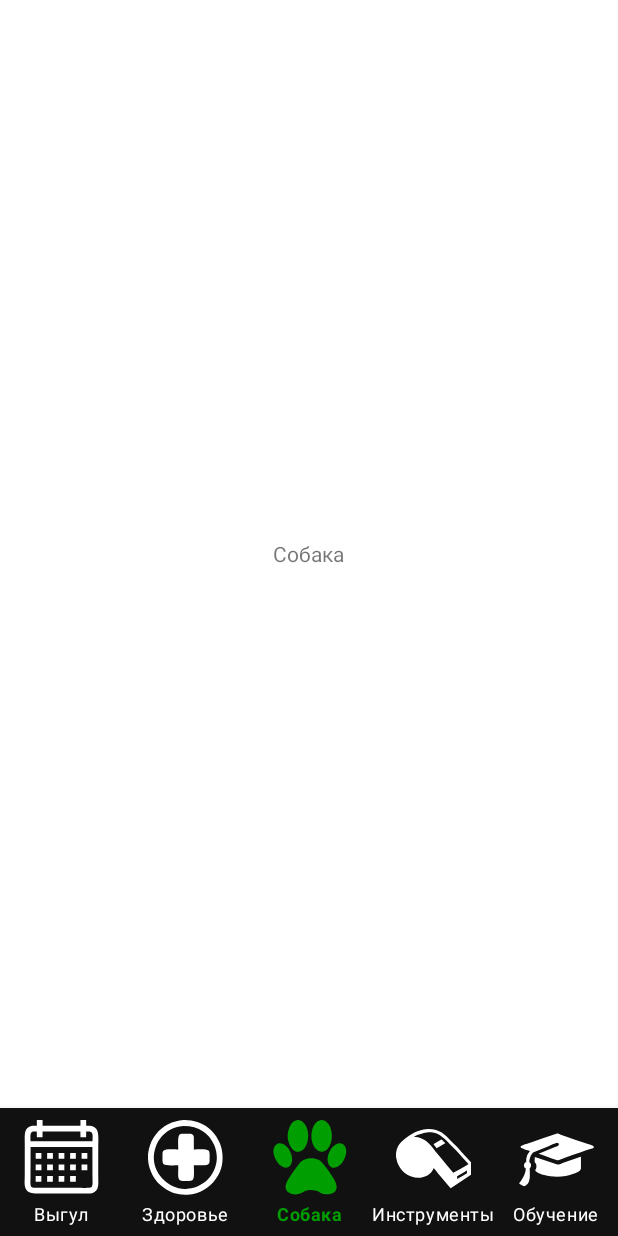
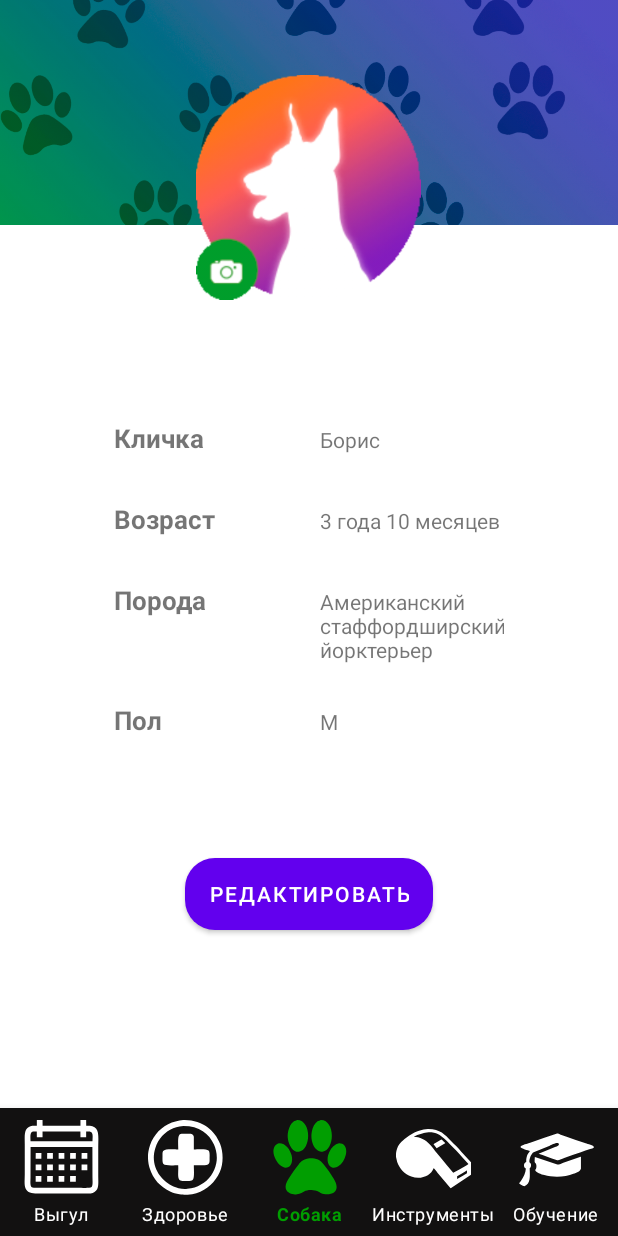
Before and after one commit to ferr4h/Woof-woof, an Android app: the screen it shows after launch (MainActivity), item 3 of the bottom bar chosen, on a phone screen of 412 x 824 dp. Run offline under Robolectric (Android 15) with nearby library versions, the phone set to English and light mode, and no system bars.

Commit message:
Profile fragments added

```diff
--- a/app/src/main/java/com/example/woof_woof/HomeFragment.java
+++ /dev/null
@@ -1,64 +0,0 @@
-package com.example.woof_woof;
-
-import android.os.Bundle;
-
-import androidx.fragment.app.Fragment;
-
-import android.view.LayoutInflater;
-import android.view.View;
-import android.view.ViewGroup;
-
-/**
- * A simple {@link Fragment} subclass.
- * Use the {@link HomeFragment#newInstance} factory method to
- * create an instance of this fragment.
- */
-public class HomeFragment extends Fragment {
-
-    // TODO: Rename parameter arguments, choose names that match
-    // the fragment initialization parameters, e.g. ARG_ITEM_NUMBER
-    private static final String ARG_PARAM1 = "param1";
-    private static final String ARG_PARAM2 = "param2";
-
-    // TODO: Rename and change types of parameters
-    private String mParam1;
-    private String mParam2;
-
-    public HomeFragment() {
-        // Required empty public constructor
-    }
-
-    /**
-     * Use this factory method to create a new instance of
-     * this fragment using the provided parameters.
-     *
-     * @param param1 Parameter 1.
-     * @param param2 Parameter 2.
-     * @return A new instance of fragment HomeFragment.
-     */
-    // TODO: Rename and change types and number of parameters
-    public static HomeFragment newInstance(String param1, String param2) {
-        HomeFragment fragment = new HomeFragment();
-        Bundle args = new Bundle();
-        args.putString(ARG_PARAM1, param1);
-        args.putString(ARG_PARAM2, param2);
-        fragment.setArguments(args);
-        return fragment;
-    }
-
-    @Override
-    public void onCreate(Bundle savedInstanceState) {
-        super.onCreate(savedInstanceState);
-        if (getArguments() != null) {
-            mParam1 = getArguments().getString(ARG_PARAM1);
-            mParam2 = getArguments().getString(ARG_PARAM2);
-        }
-    }
-
-    @Override
-    public View onCreateView(LayoutInflater inflater, ViewGroup container,
-                             Bundle savedInstanceState) {
-        // Inflate the layout for this fragment
-        return inflater.inflate(R.layout.fragment_home, container, false);
-    }
-}
--- a/app/src/main/java/com/example/woof_woof/MainActivity.java
+++ b/app/src/main/java/com/example/woof_woof/MainActivity.java
@@ -3,6 +3,9 @@ package com.example.woof_woof;
 import android.os.Bundle;
 import androidx.appcompat.app.AppCompatActivity;
 import com.example.woof_woof.databinding.ActivityMainBinding;
+import com.example.woof_woof.home.HomeFragment;
+import com.example.woof_woof.tools.ToolsFragment;
+
 import androidx.fragment.app.Fragment;
 import androidx.fragment.app.FragmentManager;
 import androidx.fragment.app.FragmentTransaction;
--- /dev/null
+++ b/app/src/main/java/com/example/woof_woof/home/FragmentChangeListener.java
@@ -0,0 +1,7 @@
+package com.example.woof_woof.home;
+
+import androidx.fragment.app.Fragment;
+
+public interface FragmentChangeListener {
+    void replaceFragment(Fragment fragment);
+}
--- /dev/null
+++ b/app/src/main/java/com/example/woof_woof/home/HomeFragment.java
@@ -0,0 +1,32 @@
+package com.example.woof_woof.home;
+
+import android.os.Bundle;
+
+import androidx.fragment.app.Fragment;
+import androidx.fragment.app.FragmentManager;
+import androidx.fragment.app.FragmentTransaction;
+
+import android.view.LayoutInflater;
+import android.view.View;
+import android.view.ViewGroup;
+
+import com.example.woof_woof.R;
+import com.example.woof_woof.databinding.FragmentHomeBinding;
+
+public class HomeFragment extends Fragment implements FragmentChangeListener{
+
+    FragmentHomeBinding binding;
+
+    @Override
+    public View onCreateView(LayoutInflater inflater, ViewGroup container, Bundle savedInstanceState) {
+        binding = FragmentHomeBinding.inflate(inflater, container, false);
+        replaceFragment(new ProfileFragment());
+        return binding.getRoot();
+    }
+    public void replaceFragment(Fragment fragment){
+        FragmentManager fm = getChildFragmentManager();
+        FragmentTransaction ft = fm.beginTransaction();
+        ft.replace(R.id.fragmentLayout, fragment);
+        ft.commit();
+    }
+}
--- /dev/null
+++ b/app/src/main/java/com/example/woof_woof/home/ProfileFragment.java
@@ -0,0 +1,34 @@
+package com.example.woof_woof.home;
+
+import android.os.Bundle;
+
+import androidx.fragment.app.Fragment;
+import android.widget.FrameLayout;
+
+import android.view.LayoutInflater;
+import android.view.View;
+import android.view.ViewGroup;
+
+import androidx.fragment.app.Fragment;
+import androidx.fragment.app.FragmentManager;
+import androidx.fragment.app.FragmentTransaction;
+
+import com.example.woof_woof.R;
+import com.example.woof_woof.databinding.FragmentProfileBinding;
+
+public class ProfileFragment extends Fragment implements View.OnClickListener{
+
+    FragmentProfileBinding binding;
+
+    @Override
+    public View onCreateView(LayoutInflater inflater, ViewGroup container, Bundle savedInstanceState) {
+        binding = FragmentProfileBinding.inflate(inflater, container, false);
+        binding.changeButton.setOnClickListener(this);
+        return binding.getRoot();
+    }
+    @Override
+    public void onClick(View view) {
+        FragmentChangeListener fc = (FragmentChangeListener) getParentFragment();
+        fc.replaceFragment(new ChangeProfileFragment());
+    }
+}
--- a/app/src/main/java/com/example/woof_woof/ClickerFragment.java
+++ b/app/src/main/java/com/example/woof_woof/tools/ClickerFragment.java
@@ -1,4 +1,4 @@
-package com.example.woof_woof;
+package com.example.woof_woof.tools;
 
 import android.os.Bundle;
 
@@ -11,6 +11,7 @@ import android.view.View;
 import android.view.MotionEvent;
 import android.view.ViewGroup;
 
+import com.example.woof_woof.R;
 import com.example.woof_woof.databinding.FragmentClickerBinding;
 
 public class ClickerFragment extends Fragment {
--- a/app/src/main/java/com/example/woof_woof/ToolsFragment.java
+++ b/app/src/main/java/com/example/woof_woof/tools/ToolsFragment.java
@@ -1,18 +1,16 @@
-package com.example.woof_woof;
+package com.example.woof_woof.tools;
 
-import android.graphics.Color;
 import android.os.Bundle;
 
 import androidx.fragment.app.Fragment;
 import androidx.fragment.app.FragmentManager;
 import androidx.fragment.app.FragmentTransaction;
 
-import android.widget.Button;
-
 import android.view.LayoutInflater;
 import android.view.View;
 import android.view.ViewGroup;
 
+import com.example.woof_woof.R;
 import com.example.woof_woof.databinding.FragmentToolsBinding;
 
 public class ToolsFragment extends Fragment {
--- a/app/src/main/java/com/example/woof_woof/WhistleFragment.java
+++ b/app/src/main/java/com/example/woof_woof/tools/WhistleFragment.java
@@ -1,4 +1,4 @@
-package com.example.woof_woof;
+package com.example.woof_woof.tools;
 
 import android.os.Bundle;
 
@@ -11,6 +11,7 @@ import android.view.MotionEvent;
 import android.view.View;
 import android.view.ViewGroup;
 
+import com.example.woof_woof.R;
 import com.example.woof_woof.databinding.FragmentWhistleBinding;
 
 
--- a/app/src/main/res/drawable/buttons_style.xml
+++ b/app/src/main/res/drawable/buttons_style.xml
@@ -1,4 +1,8 @@
 <shape xmlns:android="http://schemas.android.com/apk/res/android"
     android:shape="rectangle">
     <corners android:radius="20dp" />
+    <gradient android:angle="45"
+    android:startColor="#5fcf2d"
+    android:endColor="#4644e5"
+    android:type="linear" />
 </shape>
--- /dev/null
+++ b/app/src/main/res/drawable/edit_text_style.xml
@@ -0,0 +1,5 @@
+<shape xmlns:android="http://schemas.android.com/apk/res/android"
+    android:shape="rectangle">
+    <corners android:radius="10dp" />
+    <solid android:color="#dddddd" />
+</shape>
--- a/app/src/main/res/layout/fragment_clicker.xml
+++ b/app/src/main/res/layout/fragment_clicker.xml
@@ -4,7 +4,7 @@
     xmlns:tools="http://schemas.android.com/tools"
     android:layout_width="match_parent"
     android:layout_height="match_parent"
-    tools:context=".ClickerFragment">
+    tools:context=".tools.ClickerFragment">
 
     <ImageView
         android:id="@+id/clicker"
--- a/app/src/main/res/layout/fragment_home.xml
+++ b/app/src/main/res/layout/fragment_home.xml
@@ -1,15 +1,15 @@
 <?xml version="1.0" encoding="utf-8"?>
-<FrameLayout xmlns:android="http://schemas.android.com/apk/res/android"
+<RelativeLayout xmlns:android="http://schemas.android.com/apk/res/android"
     xmlns:tools="http://schemas.android.com/tools"
     android:layout_width="match_parent"
     android:layout_height="match_parent"
-    tools:context=".HomeFragment">
+    tools:context=".home.HomeFragment">
 
-    <!-- TODO: Update blank fragment layout -->
-    <TextView
-        android:layout_width="wrap_content"
-        android:layout_height="wrap_content"
-        android:text="Собака"
-        android:layout_gravity="center"/>
+    <FrameLayout
+        android:id="@+id/fragmentLayout"
+        android:layout_width="match_parent"
+        android:layout_height="match_parent">
+    </FrameLayout>
 
-</FrameLayout>
+
+</RelativeLayout>
--- /dev/null
+++ b/app/src/main/res/layout/fragment_profile.xml
@@ -0,0 +1,130 @@
+<?xml version="1.0" encoding="utf-8"?>
+<LinearLayout xmlns:android="http://schemas.android.com/apk/res/android"
+    xmlns:tools="http://schemas.android.com/tools"
+    android:orientation="vertical"
+    android:layout_width="match_parent"
+    android:layout_height="match_parent"
+    tools:context=".home.ProfileFragment">
+
+    <RelativeLayout
+        android:layout_width="match_parent"
+        android:layout_height="200dp"
+        android:layout_gravity="top">
+
+        <ImageView
+            android:id="@+id/titleBackgroundImage"
+            android:layout_width="match_parent"
+            android:layout_height="150dp"
+            android:scaleType="centerCrop"
+            android:src="@drawable/main_title_bg"/>
+
+        <ImageView
+            android:id="@+id/profileImage"
+            android:layout_width="150dp"
+            android:layout_height="150dp"
+            android:layout_centerVertical="true"
+            android:layout_alignParentBottom="true"
+            android:layout_centerHorizontal="true"
+            android:src="@drawable/profile_image" />
+
+    </RelativeLayout>
+
+    <GridLayout
+        android:id="@+id/gridLayout"
+        android:layout_width="260dp"
+        android:layout_height="wrap_content"
+        android:columnCount="2"
+        android:rowCount="4"
+        android:orientation="horizontal"
+        android:layout_gravity="center"
+        android:layout_marginTop="80dp">
+
+        <TextView
+            android:layout_width="wrap_content"
+            android:layout_height="wrap_content"
+            android:text="@string/name"
+            android:layout_row="0"
+            android:layout_column="0"
+            android:textSize="17sp"
+            android:textStyle="bold"
+            android:layout_marginEnd="70dp"
+            android:layout_marginBottom="30dp" />
+
+        <TextView
+            android:layout_width="wrap_content"
+            android:layout_height="wrap_content"
+            android:text="Борис"
+            android:layout_row="0"
+            android:layout_column="1"
+            android:layout_marginBottom="30dp" />
+
+        <TextView
+            android:layout_width="wrap_content"
+            android:layout_height="wrap_content"
+            android:text="@string/age"
+            android:layout_row="1"
+            android:layout_column="0"
+            android:textSize="17sp"
+            android:textStyle="bold"
+            android:layout_marginEnd="70dp"
+            android:layout_marginBottom="30dp" />
+
+        <TextView
+            android:layout_width="wrap_content"
+            android:layout_height="wrap_content"
+            android:text="3 года 10 месяцев"
+            android:layout_row="1"
+            android:layout_column="1"
+            android:layout_marginBottom="25dp" />
+
+        <TextView
+            android:layout_width="wrap_content"
+            android:layout_height="wrap_content"
+            android:text="@string/breed"
+            android:layout_row="2"
+            android:layout_column="0"
+            android:textSize="17sp"
+            android:textStyle="bold"
+            android:layout_marginEnd="70dp"
+            android:layout_marginBottom="30dp" />
+
+        <TextView
+            android:layout_width="125dp"
+            android:layout_height="wrap_content"
+            android:text="Американский стаффордширский йорктерьер"
+            android:layout_row="2"
+            android:layout_column="1"
+            android:breakStrategy="simple"
+            android:hyphenationFrequency="none"
+            android:layout_marginBottom="25dp" />
+
+        <TextView
+            android:layout_width="wrap_content"
+            android:layout_height="wrap_content"
+            android:text="@string/sex"
+            android:layout_row="3"
+            android:layout_column="0"
+            android:textSize="17sp"
+            android:textStyle="bold"
+            android:layout_marginEnd="70dp"
+            android:layout_marginBottom="30dp" />
+
+        <TextView
+            android:layout_width="wrap_content"
+            android:layout_height="wrap_content"
+            android:text="М"
+            android:layout_row="3"
+            android:layout_column="1"
+            android:layout_marginBottom="25dp" />
+    </GridLayout>
+
+    <Button
+        android:id="@+id/changeButton"
+        android:layout_width="wrap_content"
+        android:layout_height="wrap_content"
+        android:layout_marginTop="50dp"
+        android:text="@string/change"
+        android:layout_gravity="center"
+        android:background="@drawable/buttons_style"/>
+
+</LinearLayout>
--- a/app/src/main/res/layout/fragment_tools.xml
+++ b/app/src/main/res/layout/fragment_tools.xml
@@ -4,7 +4,7 @@
     xmlns:tools="http://schemas.android.com/tools"
     android:layout_width="match_parent"
     android:layout_height="match_parent"
-    tools:context=".ToolsFragment">
+    tools:context=".tools.ToolsFragment">
 
     <RelativeLayout
         android:layout_width="match_parent"
--- a/app/src/main/res/layout/fragment_whistle.xml
+++ b/app/src/main/res/layout/fragment_whistle.xml
@@ -3,7 +3,7 @@
     xmlns:tools="http://schemas.android.com/tools"
     android:layout_width="match_parent"
     android:layout_height="match_parent"
-    tools:context=".WhistleFragment">
+    tools:context=".tools.WhistleFragment">
 
     <ImageView
         android:id="@+id/whistle"
--- a/app/src/main/res/values/strings.xml
+++ b/app/src/main/res/values/strings.xml
@@ -7,4 +7,14 @@
     <string name="training_title">Обучение</string>
     <string name="clicker">Кликер</string>
     <string name="whistle">Свисток</string>
+    <string name="change">Редактировать</string>
+    <string name="save">Сохранить</string>
+    <string name="name">Кличка</string>
+    <string name="age">Возраст</string>
+    <string name="breed">Порода</string>
+    <string name="sex">Пол</string>
+    <string name="years">Годы</string>
+    <string name="months">Месяца</string>
+    <string name="symbols_max_15">  максимум 15 символов</string>
+    <string name="symbols_max_30">  максимум 30 символов</string>
 </resources>
```
Also changed, not shown: app/src/main/java/com/example/woof_woof/home/ChangeProfileFragment.java (added, +29 -0 lines), app/src/main/res/layout/fragment_change_profile.xml (added, +179 -0 lines), app/src/main/res/drawable/profile_image.PNG (added).
